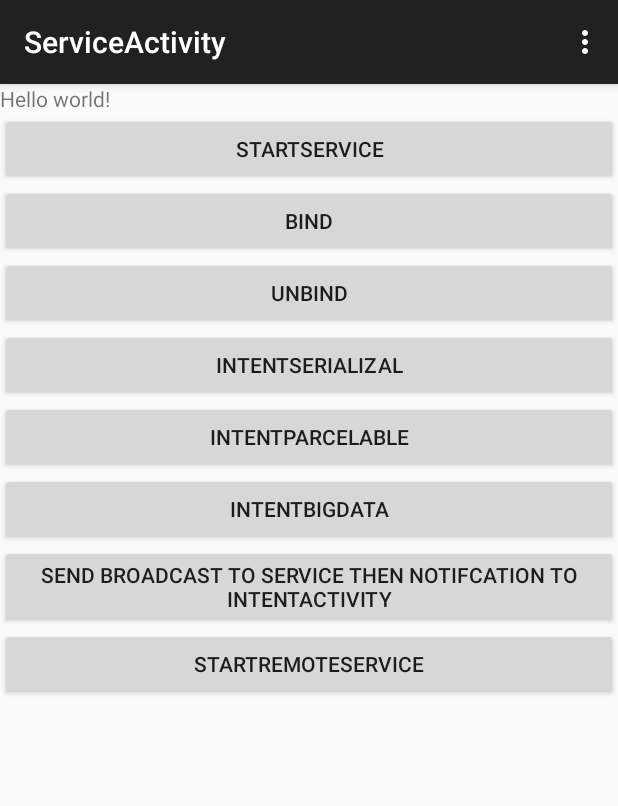
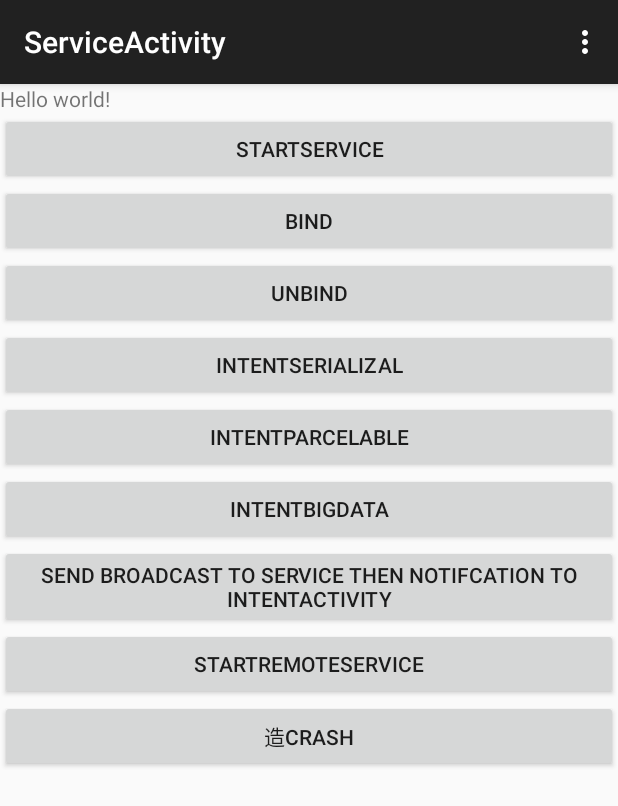
Before and after one commit to lirenlong/androidExam, an Android app: the LocalActivity screen opened directly, with no data from a screen before it, on a phone screen of 412 x 824 dp. Shown: the top 806 px of the screen. Run offline under Robolectric (Android 15) with nearby library versions, the phone set to English and light mode, and no system bars.

Commit message:
增加一个功能

```diff
--- a/app/src/main/res/layout/activity_local.xml
+++ b/app/src/main/res/layout/activity_local.xml
@@ -69,5 +69,11 @@
         android:layout_height="wrap_content"
         android:onClick="onBtnClick"
         android:text="StartRemoteService" />
+    <Button
+        android:id="@+id/crashIt"
+        android:layout_width="fill_parent"
+        android:layout_height="wrap_content"
+        android:onClick="onBtnClick"
+        android:text="造crash" />
 
 </LinearLayout>
```
